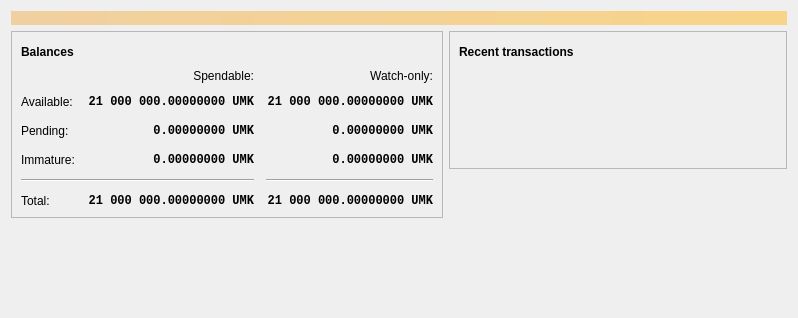
Qt form src/qt/forms/overviewpage.ui (umkoin/umkoin) before a commit.
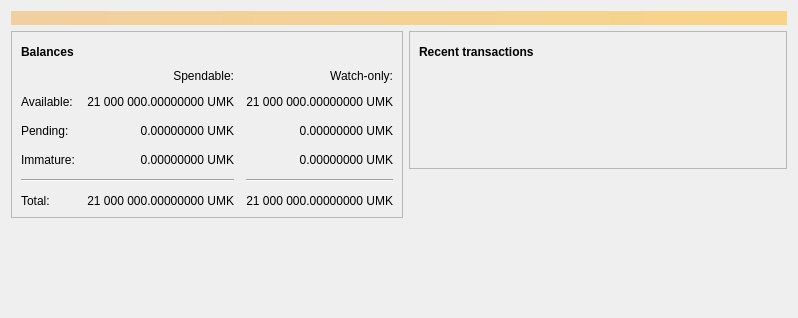
The same form after that commit. Icons and pictures are not drawn. Custom widgets are drawn as their Qt base class.

Patch:
```diff
--- a/src/qt/forms/overviewpage.ui
+++ b/src/qt/forms/overviewpage.ui
@@ -116,13 +116,6 @@
             </property>
             <item row="2" column="2">
              <widget class="QLabel" name="labelWatchPending">
-              <property name="font">
-               <font>
-                <family>Monospace</family>
-                <weight>75</weight>
-                <bold>true</bold>
-               </font>
-              </property>
               <property name="cursor">
                <cursorShape>IBeamCursor</cursorShape>
               </property>
@@ -142,13 +135,6 @@
             </item>
             <item row="2" column="1">
              <widget class="QLabel" name="labelUnconfirmed">
-              <property name="font">
-               <font>
-                <family>Monospace</family>
-                <weight>75</weight>
-                <bold>true</bold>
-               </font>
-              </property>
               <property name="cursor">
                <cursorShape>IBeamCursor</cursorShape>
               </property>
@@ -168,13 +154,6 @@
             </item>
             <item row="3" column="2">
              <widget class="QLabel" name="labelWatchImmature">
-              <property name="font">
-               <font>
-                <family>Monospace</family>
-                <weight>75</weight>
-                <bold>true</bold>
-               </font>
-              </property>
               <property name="cursor">
                <cursorShape>IBeamCursor</cursorShape>
               </property>
@@ -227,13 +206,6 @@
             </item>
             <item row="3" column="1">
              <widget class="QLabel" name="labelImmature">
-              <property name="font">
-               <font>
-                <family>Monospace</family>
-                <weight>75</weight>
-                <bold>true</bold>
-               </font>
-              </property>
               <property name="cursor">
                <cursorShape>IBeamCursor</cursorShape>
               </property>
@@ -273,13 +245,6 @@
             </item>
             <item row="5" column="1">
              <widget class="QLabel" name="labelTotal">
-              <property name="font">
-               <font>
-                <family>Monospace</family>
-                <weight>75</weight>
-                <bold>true</bold>
-               </font>
-              </property>
               <property name="cursor">
                <cursorShape>IBeamCursor</cursorShape>
               </property>
@@ -299,13 +264,6 @@
             </item>
             <item row="5" column="2">
              <widget class="QLabel" name="labelWatchTotal">
-              <property name="font">
-               <font>
-                <family>Monospace</family>
-                <weight>75</weight>
-                <bold>true</bold>
-               </font>
-              </property>
               <property name="cursor">
                <cursorShape>IBeamCursor</cursorShape>
               </property>
@@ -342,13 +300,6 @@
             </item>
             <item row="1" column="1">
              <widget class="QLabel" name="labelBalance">
-              <property name="font">
-               <font>
-                <family>Monospace</family>
-                <weight>75</weight>
-                <bold>true</bold>
-               </font>
-              </property>
               <property name="cursor">
                <cursorShape>IBeamCursor</cursorShape>
               </property>
@@ -368,13 +319,6 @@
             </item>
             <item row="1" column="2">
              <widget class="QLabel" name="labelWatchAvailable">
-              <property name="font">
-               <font>
-                <family>Monospace</family>
-                <weight>75</weight>
-                <bold>true</bold>
-               </font>
-              </property>
               <property name="cursor">
                <cursorShape>IBeamCursor</cursorShape>
               </property>
```
